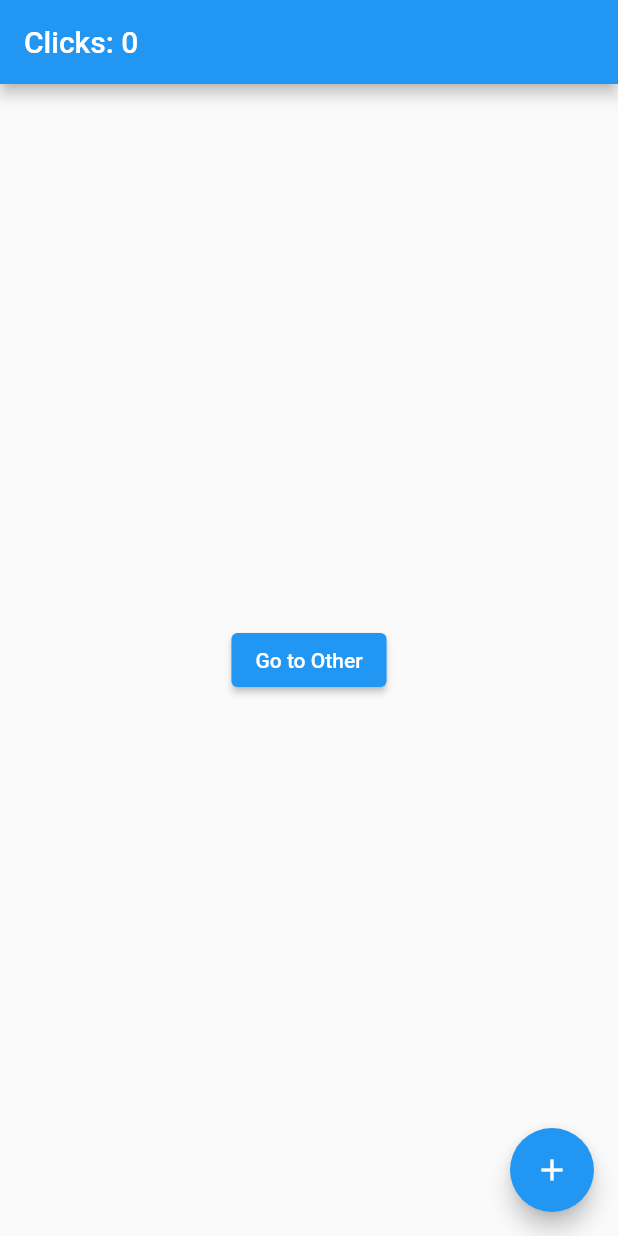
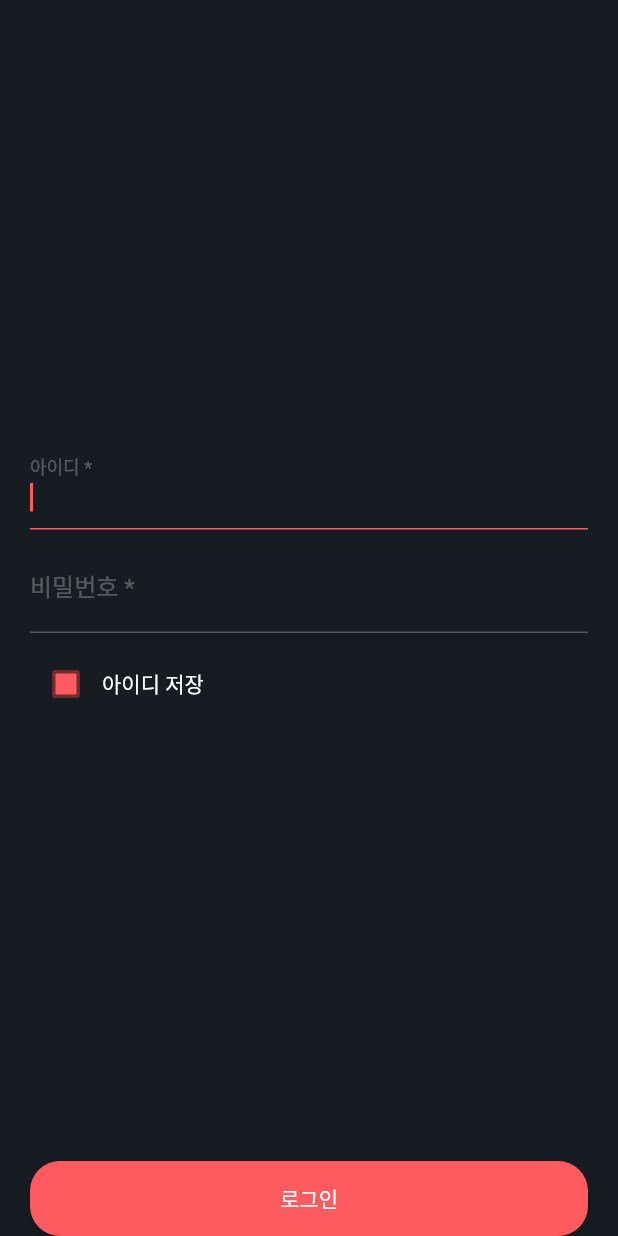
Before and after one commit to gsphyo91/flutter-codelabs, a Flutter app: the screen it shows after launch, on a phone screen of 412 x 824 dp. Run offline on Flutter 3.47's test engine with Material 2 defaults, Android fonts, the phone set to English and light mode, and no system bars; our stand-ins replace get, get_storage, webview_flutter.

Commit message:
:sparkles: GetX: Signin page

```diff
--- /dev/null
+++ b/lib/getX/signin/signin.dart
@@ -0,0 +1,169 @@
+import 'package:flutter/material.dart';
+import 'package:get/get.dart';
+import 'package:get_storage/get_storage.dart';
+
+class SigninController extends GetxController {
+  RxString id = ''.obs;
+  RxString password = ''.obs;
+  RxBool saveId = false.obs;
+
+  final storage = GetStorage();
+
+  onChangeId(value) => id.value = value;
+
+  onChangePassword(value) => password.value = value;
+
+  @override
+  void onInit() {
+    super.onInit();
+    storage.listenKey('saveId', (value) {
+      saveId.value = value == 'true' ? true : false;
+    });
+  }
+}
+
+class Signin extends StatelessWidget {
+  Signin({Key? key}) : super(key: key);
+
+  // final SigninController _signinController = SigninController();
+  final SigninController _signinController = Get.put(SigninController());
+  final _formKey = GlobalKey<FormState>();
+
+  final storage = GetStorage();
+
+  InputDecoration _inputDecoration({String? labelText, IconData? iconData}) {
+    return InputDecoration(
+      labelText: labelText,
+      labelStyle: const TextStyle(
+        color: Color(0x44ffffff),
+      ),
+      // floatingLabelBehavior: FloatingLabelBehavior.never,
+      floatingLabelStyle: const TextStyle(
+        color: Color(0x44ffffff),
+      ),
+      focusedBorder: const UnderlineInputBorder(
+        borderSide: BorderSide(
+          color: Color(0xFFfe5b60),
+        ),
+      ),
+      enabledBorder: const UnderlineInputBorder(
+        borderSide: BorderSide(
+          color: Color(0x44ffffff),
+        ),
+      ),
+      // icon: Icon(
+      //   iconData,
+      //   color: const Color(0xFFCCCCCC),
+      // ),
+      // prefixIcon: Icon(
+      //   iconData,
+      //   color: const Color(0xFFCCCCCC),
+      // ),
+    );
+  }
+
+  @override
+  Widget build(BuildContext context) {
+    return Scaffold(
+      // appBar: AppBar(),
+      backgroundColor: const Color(0xFF161C21),
+      body: SafeArea(
+        child: Center(
+          child: Form(
+            key: _formKey,
+            child: Padding(
+              padding: const EdgeInsets.symmetric(horizontal: 20.0),
+              child: Column(
+                children: [
+                  Expanded(
+                    child: Column(
+                      mainAxisAlignment: MainAxisAlignment.center,
+                      children: [
+                        TextFormField(
+                          autofocus: true,
+                          cursorColor: const Color(0xFFFE5B60),
+                          style: const TextStyle(color: Colors.white),
+                          decoration: _inputDecoration(
+                              labelText: '아이디 *', iconData: Icons.person),
+                          validator: (value) {
+                            if (value == null || value.isEmpty) {
+                              return 'Please enter some text';
+                            }
+
+                            if (!GetUtils.isEmail(value)) {
+                              return 'Email is not valid';
+                            }
+                            return null;
+                          },
+                          onChanged: _signinController.onChangeId,
+                        ),
+                        const SizedBox(height: 10.0),
+                        TextFormField(
+                          autofocus: true,
+                          cursorColor: Colors.red,
+                          style: const TextStyle(color: Colors.white),
+                          decoration: _inputDecoration(
+                              labelText: '비밀번호 *', iconData: Icons.lock),
+                          obscureText: true,
+                          validator: (value) {
+                            if (value == null || value.isEmpty) {
+                              return 'Please enter some text';
+                            }
+                            return null;
+                          },
+                          onChanged: _signinController.onChangePassword,
+                        ),
+                        const SizedBox(height: 10.0),
+                        Row(
+                          children: [
+                            Obx(
+                              () => Checkbox(
+                                fillColor: MaterialStateProperty.all(
+                                    const Color(0xFFFE5B60)),
+                                activeColor: Colors.white,
+                                checkColor: const Color(0xFFFFFFFF),
+                                value: _signinController.saveId.value,
+                                // onChanged: _signinController.onChangeSaveId),
+                                onChanged: (value) =>
+                                    storage.write('saveId', value.toString()),
+                              ),
+                            ),
+                            const Text(
+                              '아이디 저장',
+                              style: TextStyle(color: Colors.white),
+                            )
+                          ],
+                        )
+                      ],
+                    ),
+                  ),
+                  ElevatedButton(
+                    style: ElevatedButton.styleFrom(
+                      primary: const Color(0xFFFE5B60),
+                      minimumSize:
+                          Size(MediaQuery.of(context).size.width, 50.0),
+                      shape: RoundedRectangleBorder(
+                        borderRadius: BorderRadius.circular(20.0),
+                      ),
+                    ),
+                    onPressed: () {
+                      if (_formKey.currentState!.validate()) {
+                        ScaffoldMessenger.of(context).showSnackBar(
+                          SnackBar(
+                            content: Obx(() => Text(
+                                '${_signinController.id} ${_signinController.password} ${_signinController.saveId}')),
+                          ),
+                        );
+                      }
+                    },
+                    child: const Text('로그인'),
+                  ),
+                ],
+              ),
+            ),
+          ),
+        ),
+      ),
+    );
+  }
+}
--- a/lib/main.dart
+++ b/lib/main.dart
@@ -1,8 +1,9 @@
 import 'package:flutter/material.dart';
-import 'package:flutter_codelab/getX/couter_app/home.dart';
+import 'package:flutter_codelab/getX/signin/signin.dart';
 import 'package:get/get.dart';
+import 'package:get_storage/get_storage.dart';
 
-void main() {
+void main() async {
   // Codelabs: Adding WebView to your Flutter App
   // runApp(const MaterialApp(
   //   home: WebViewApp(),
@@ -18,5 +19,25 @@ void main() {
   // runApp(const MaterialApp(home: PhysicsCardDragDemo()));
 
   // GetX
-  runApp(const GetMaterialApp(home: Home()));
+  // Counter App
+  // runApp(const GetMaterialApp(home: Home()));
+
+  // Signin Form
+  await GetStorage.init();
+  runApp(
+    GetMaterialApp(
+      // theme: ThemeData(
+      //   appBarTheme: const AppBarTheme(
+      //     systemOverlayStyle: SystemUiOverlayStyle(
+      //       statusBarBrightness: Brightness.light,
+      //       statusBarIconBrightness: Brightness.light,
+      //       statusBarColor: Colors.black,
+      //       systemNavigationBarColor: Colors.white,
+      //       systemNavigationBarIconBrightness: Brightness.light,
+      //     ),
+      //   ),
+      // ),
+      home: Signin(),
+    ),
+  );
 }
--- a/pubspec.yaml
+++ b/pubspec.yaml
@@ -36,6 +36,7 @@ dependencies:
   cupertino_icons: ^1.0.2
   webview_flutter: ^3.0.0
   get: ^4.6.1
+  get_storage: ^2.0.3
 
 dev_dependencies:
   flutter_test:
```
Also changed, not shown: pubspec.lock, 1 other file.
